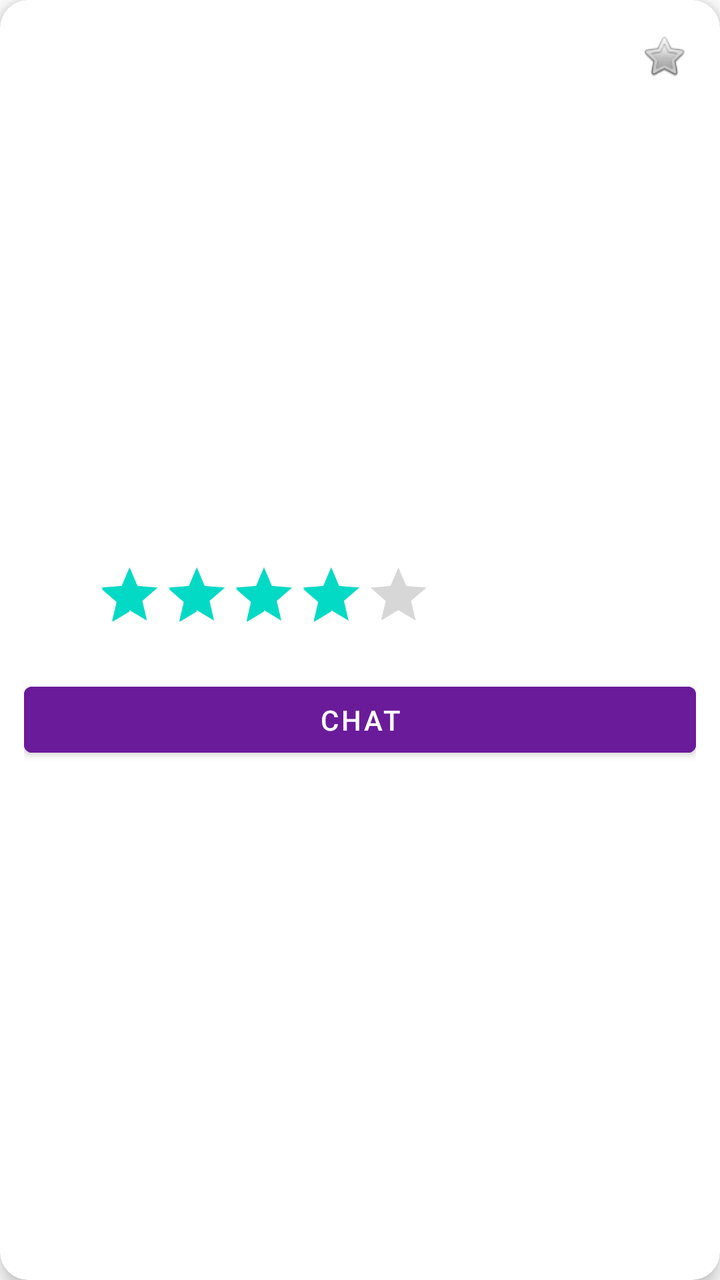
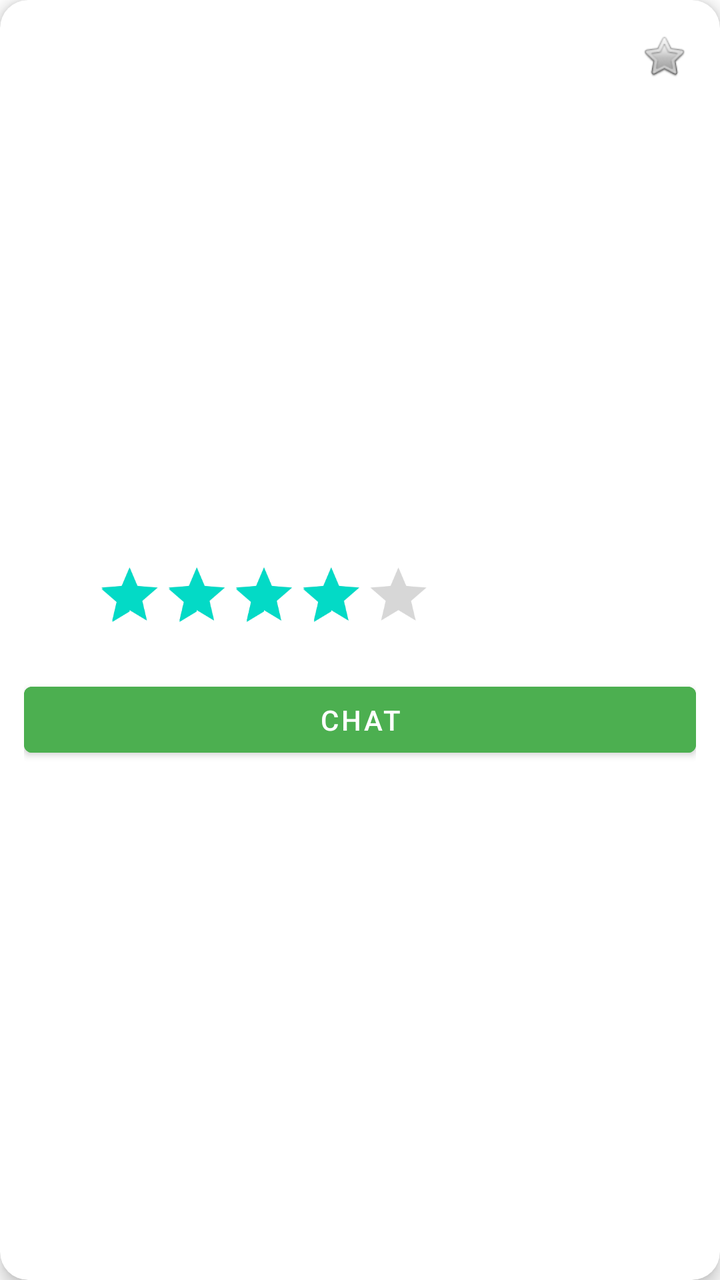

The first picture is an Android layout as it rendered before a commit; the second is the same layout after the commit. The layout source and the unified diff follow.
<!-- AndroidManifest.xml: application theme Theme.DACS3 -->
<!-- res/layout/item_property.xml -->
<?xml version="1.0" encoding="utf-8"?>
<androidx.cardview.widget.CardView
    xmlns:android="http://schemas.android.com/apk/res/android"
    xmlns:app="http://schemas.android.com/apk/res-auto"
    android:layout_width="match_parent"
    android:layout_height="wrap_content"
    android:layout_margin="8dp"
    app:cardCornerRadius="14dp"
    app:cardElevation="5dp">

    <LinearLayout
        android:layout_width="match_parent"
        android:layout_height="wrap_content"
        android:orientation="vertical">

        
        <FrameLayout
            android:layout_width="match_parent"
            android:layout_height="180dp">

            <ImageView
                android:id="@+id/imgProperty"
                android:layout_width="match_parent"
                android:layout_height="match_parent"
                android:scaleType="centerCrop"/>

            
            <ImageView
                android:id="@+id/imgFavorite"
                android:layout_width="36dp"
                android:layout_height="36dp"
                android:layout_gravity="top|end"
                android:layout_margin="10dp"
                android:padding="6dp"
                android:background="@android:color/white"
                android:src="@android:drawable/btn_star_big_off"/>
        </FrameLayout>

        
        <LinearLayout
            android:layout_width="match_parent"
            android:layout_height="wrap_content"
            android:orientation="vertical"
            android:padding="12dp">

            
            <TextView
                android:id="@+id/txtPrice"
                android:layout_width="wrap_content"
                android:layout_height="wrap_content"
                android:textColor="#E64A19"
                android:textSize="20sp"
                android:textStyle="bold"/>

            
            <TextView
                android:id="@+id/txtTitle"
                android:layout_width="wrap_content"
                android:layout_height="wrap_content"
                android:textStyle="bold"
                android:textSize="18sp"
                android:layout_marginTop="6dp"/>

            
            <TextView
                android:id="@+id/txtLocation"
                android:layout_width="wrap_content"
                android:layout_height="wrap_content"
                android:textColor="#777777"
                android:layout_marginTop="4dp"/>

            <RatingBar
                android:id="@+id/ratingBar"
                android:layout_width="wrap_content"
                android:layout_height="wrap_content"
                android:numStars="5"
                android:stepSize="0.5"
                android:rating="4"
                android:scaleX="0.7"
                android:scaleY="0.7"/>

            <com.google.android.material.button.MaterialButton
                android:id="@+id/btnChat"
                android:layout_width="match_parent"
                android:layout_height="45dp"
                android:text="Chat"
                android:textColor="#FFFFFF"
                android:layout_marginTop="8dp"
                android:backgroundTint="#6A1B9A"/>

            
            <LinearLayout
                android:layout_width="match_parent"
                android:layout_height="wrap_content"
                android:orientation="horizontal"
                android:layout_marginTop="10dp">

                <TextView
                    android:id="@+id/txtBedroom"
                    android:layout_width="wrap_content"
                    android:layout_height="wrap_content"
                    android:textStyle="bold"/>

                <TextView
                    android:id="@+id/txtBathroom"
                    android:layout_width="wrap_content"
                    android:layout_height="wrap_content"
                    android:layout_marginStart="18dp"
                    android:textStyle="bold"/>
            </LinearLayout>

            
            <TextView
                android:id="@+id/txtArea"
                android:layout_width="wrap_content"
                android:layout_height="wrap_content"
                android:layout_marginTop="6dp"/>

        </LinearLayout>

    </LinearLayout>

</androidx.cardview.widget.CardView>
<!-- resources referenced by this layout -->
<resources>
  <style name="Theme.DACS3" parent="Theme.MaterialComponents.DayNight.NoActionBar">
          ...
      </style>
</resources>

<!-- the commit's change to res/layout/item_property.xml (unified diff, before → after) -->
@@ -83,10 +83,10 @@
                 android:id="@+id/btnChat"
                 android:layout_width="match_parent"
                 android:layout_height="45dp"
+                android:layout_marginTop="8dp"
+                android:backgroundTint="@color/itro_green"
                 android:text="Chat"
-                android:textColor="#FFFFFF"
-                android:layout_marginTop="8dp"
-                android:backgroundTint="#6A1B9A"/>
+                android:textColor="#FFFFFF" />
 
             
             <LinearLayout
<!-- resource entries referenced after the edit -->
@@ -1,5 +1,6 @@
 <!-- resources referenced by this layout -->
 <resources>
+  <color name="itro_green">#4CAF50</color>
   <style name="Theme.DACS3" parent="Theme.MaterialComponents.DayNight.NoActionBar">
           ...
       </style>
